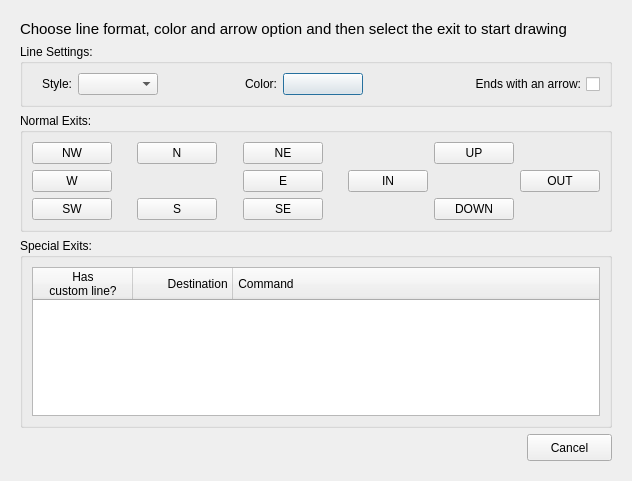
Mudlet/Mudlet, file src/ui/custom_lines.ui: the form before one commit.
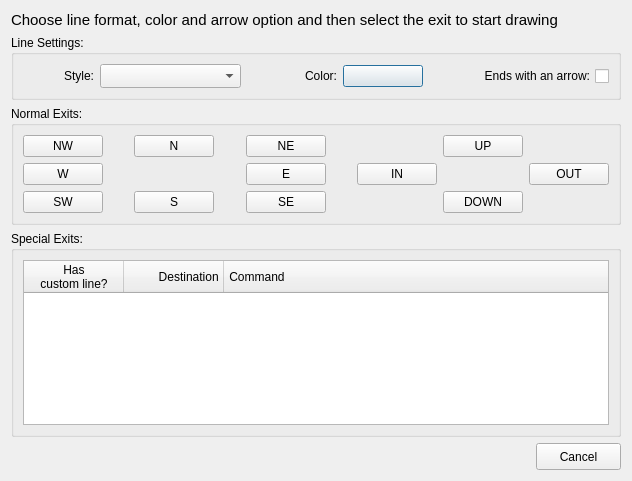
The form after the commit. Icons and pictures are not drawn.

Commit message: Infrastructure: fix-up order of items in `QGridLayout`s in .ui files

```diff
--- a/src/ui/custom_lines.ui
+++ b/src/ui/custom_lines.ui
@@ -17,10 +17,7 @@
    <iconset resource="../mudlet.qrc">
     <normaloff>:/icons/mudlet_custom_exit.png</normaloff>:/icons/mudlet_custom_exit.png</iconset>
   </property>
-  <layout class="QGridLayout" name="gridLayout_3">
-   <item row="0" column="0">
-    <widget class="QFrame" name="frame_all">
-     <layout class="QGridLayout" name="gridLayout_2">
+  <layout class="QGridLayout" name="gridLayout_main">
       <item row="0" column="0" colspan="2">
        <widget class="QLabel" name="label_guidance">
         <property name="enabled">
@@ -62,44 +59,15 @@
         <property name="title">
          <string>Line Settings:</string>
         </property>
-        <layout class="QGridLayout" name="gridLayout_style">
-         <item row="0" column="3">
-          <spacer name="horizontalSpacer_intra_normalExits">
-           <property name="orientation">
-            <enum>Qt::Horizontal</enum>
-           </property>
-           <property name="sizeHint" stdset="0">
-            <size>
-             <width>80</width>
-             <height>22</height>
-            </size>
-           </property>
-          </spacer>
-         </item>
-         <item row="0" column="8">
-          <widget class="QCheckBox" name="arrow">
-           <property name="minimumSize">
-            <size>
-             <width>160</width>
-             <height>0</height>
-            </size>
-           </property>
-           <property name="sizeIncrement">
-            <size>
-             <width>0</width>
-             <height>0</height>
-            </size>
-           </property>
-           <property name="layoutDirection">
-            <enum>Qt::RightToLeft</enum>
-           </property>
-           <property name="text">
-            <string>Ends with an arrow:</string>
-           </property>
-          </widget>
-         </item>
-         <item row="0" column="0">
+     <layout class="QHBoxLayout" name="horizontalLayout_groupBox_settings" stretch="1,2,0,1,1,0,1">
+      <item>
           <widget class="QLabel" name="label_2">
+        <property name="sizePolicy">
+         <sizepolicy hsizetype="MinimumExpanding" vsizetype="Preferred">
+          <horstretch>0</horstretch>
+          <verstretch>0</verstretch>
+         </sizepolicy>
+        </property>
            <property name="minimumSize">
             <size>
              <width>40</width>
@@ -114,11 +82,49 @@
            </property>
           </widget>
          </item>
-         <item row="0" column="4">
+      <item>
+       <widget class="QComboBox" name="lineStyle">
+        <property name="minimumSize">
+         <size>
+          <width>120</width>
+          <height>0</height>
+         </size>
+        </property>
+        <property name="cursor">
+         <cursorShape>PointingHandCursor</cursorShape>
+        </property>
+        <property name="sizeAdjustPolicy">
+         <enum>QComboBox::AdjustToMinimumContentsLengthWithIcon</enum>
+        </property>
+       </widget>
+      </item>
+      <item>
+       <spacer name="horizontalSpacer_intra_normalExits">
+        <property name="orientation">
+         <enum>Qt::Horizontal</enum>
+        </property>
+        <property name="sizeType">
+         <enum>QSizePolicy::Expanding</enum>
+        </property>
+        <property name="sizeHint" stdset="0">
+         <size>
+          <width>20</width>
+          <height>0</height>
+         </size>
+        </property>
+       </spacer>
+      </item>
+      <item>
           <widget class="QLabel" name="label_3">
+        <property name="sizePolicy">
+         <sizepolicy hsizetype="MinimumExpanding" vsizetype="Preferred">
+          <horstretch>0</horstretch>
+          <verstretch>0</verstretch>
+         </sizepolicy>
+        </property>
            <property name="minimumSize">
             <size>
-             <width>40</width>
+          <width>50</width>
              <height>0</height>
             </size>
            </property>
@@ -130,7 +136,7 @@
            </property>
           </widget>
          </item>
-         <item row="0" column="6">
+      <item>
           <widget class="QPushButton" name="lineColor">
            <property name="minimumSize">
             <size>
@@ -146,32 +152,44 @@
            </property>
           </widget>
          </item>
-         <item row="0" column="1" colspan="2">
-          <widget class="QComboBox" name="lineStyle">
-           <property name="minimumSize">
-            <size>
-             <width>80</width>
-             <height>0</height>
-            </size>
-           </property>
-           <property name="cursor">
-            <cursorShape>PointingHandCursor</cursorShape>
-           </property>
-          </widget>
-         </item>
-         <item row="0" column="7">
+      <item>
           <spacer name="horizontalSpacer_intra_normalExits_4">
            <property name="orientation">
             <enum>Qt::Horizontal</enum>
            </property>
+        <property name="sizeType">
+         <enum>QSizePolicy::Expanding</enum>
+        </property>
            <property name="sizeHint" stdset="0">
             <size>
-             <width>77</width>
-             <height>11</height>
+          <width>20</width>
+          <height>0</height>
             </size>
            </property>
           </spacer>
          </item>
+      <item>
+       <widget class="QCheckBox" name="arrow">
+        <property name="minimumSize">
+         <size>
+          <width>160</width>
+          <height>0</height>
+         </size>
+        </property>
+        <property name="sizeIncrement">
+         <size>
+          <width>0</width>
+          <height>0</height>
+         </size>
+        </property>
+        <property name="layoutDirection">
+         <enum>Qt::RightToLeft</enum>
+        </property>
+        <property name="text">
+         <string>Ends with an arrow:</string>
+        </property>
+       </widget>
+      </item>
         </layout>
        </widget>
       </item>
@@ -446,8 +464,8 @@
         <property name="title">
          <string>Special Exits:</string>
         </property>
-        <layout class="QGridLayout" name="gridLayout_4">
-         <item row="0" column="0">
+     <layout class="QVBoxLayout" name="vBoxLayout_groupBox_specialExits">
+      <item>
           <widget class="QTreeWidget" name="specialExits">
            <property name="sizePolicy">
             <sizepolicy hsizetype="Expanding" vsizetype="Expanding">
@@ -537,7 +555,7 @@
         </property>
         <property name="sizeHint" stdset="0">
          <size>
-          <width>502</width>
+       <width>470</width>
           <height>20</height>
          </size>
         </property>
@@ -573,27 +591,6 @@
       </item>
      </layout>
     </widget>
-   </item>
-  </layout>
- </widget>
- <tabstops>
-  <tabstop>button_cancel</tabstop>
-  <tabstop>lineStyle</tabstop>
-  <tabstop>lineColor</tabstop>
-  <tabstop>arrow</tabstop>
-  <tabstop>n</tabstop>
-  <tabstop>e</tabstop>
-  <tabstop>s</tabstop>
-  <tabstop>w</tabstop>
-  <tabstop>up</tabstop>
-  <tabstop>down</tabstop>
-  <tabstop>ne</tabstop>
-  <tabstop>se</tabstop>
-  <tabstop>sw</tabstop>
-  <tabstop>nw</tabstop>
-  <tabstop>in</tabstop>
-  <tabstop>out</tabstop>
- </tabstops>
  <resources>
   <include location="../mudlet.qrc"/>
  </resources>
```
Left out of the diff: 8 changed lines with no effect on the pictures. Lines whose indentation alone changed are shown as unchanged. The commit also changes 3 other files.
